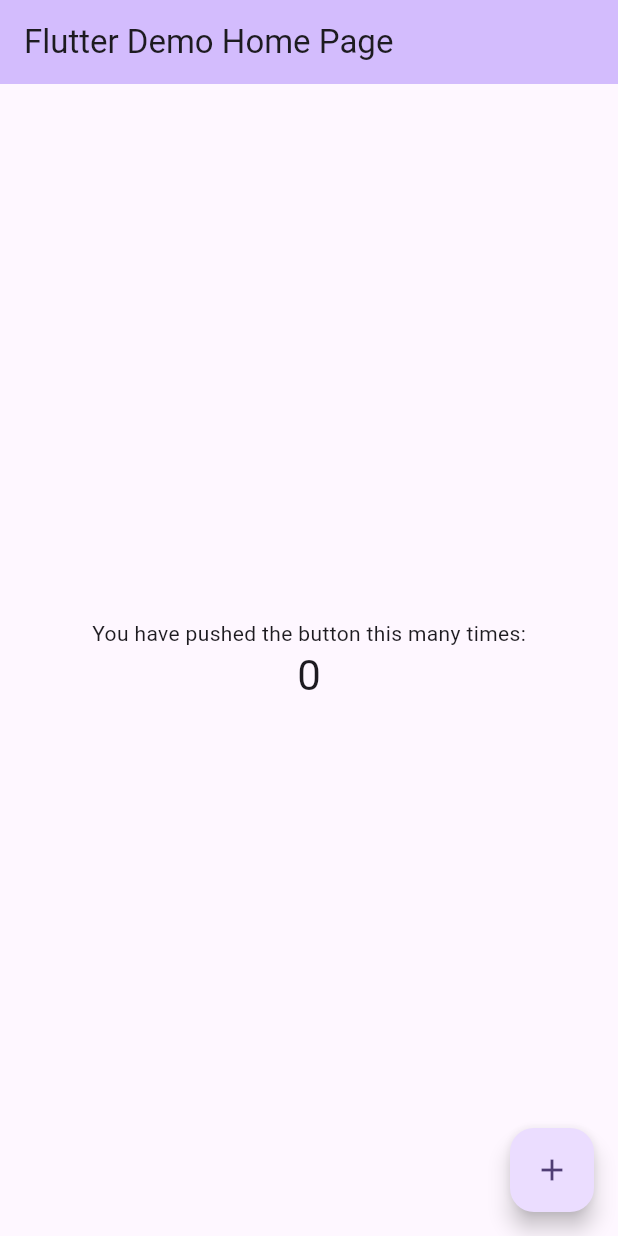
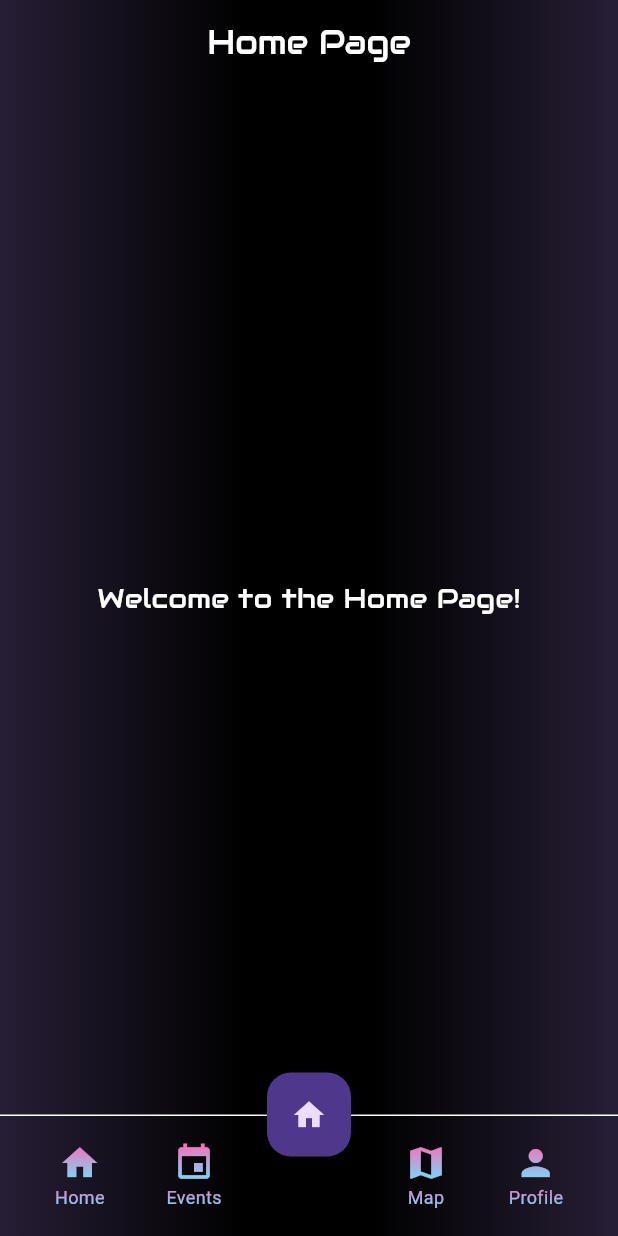
Before and after one commit to Student-Recreation-Center-CSE-RKV/abhiyanth-flutter, a Flutter app: the screen it shows after launch, on a phone screen of 412 x 824 dp. Run offline on Flutter 3.47's test engine with Material 3 defaults, Android fonts, the phone set to English and light mode, and no system bars.

Commit message:
add widgets for icon,text and gradient background

```diff
--- a/lib/main.dart
+++ b/lib/main.dart
@@ -1,4 +1,6 @@
+import 'package:abhiyanth/utilities/gradient_background.dart';
 import 'package:flutter/material.dart';
+import 'views/home_page.dart';
 
 void main() {
   runApp(const MyApp());
@@ -7,119 +9,15 @@ void main() {
 class MyApp extends StatelessWidget {
   const MyApp({super.key});
 
-  // This widget is the root of your application.
   @override
   Widget build(BuildContext context) {
     return MaterialApp(
-      title: 'Flutter Demo',
-      theme: ThemeData(
-        // This is the theme of your application.
-        //
-        // TRY THIS: Try running your application with "flutter run". You'll see
-        // the application has a purple toolbar. Then, without quitting the app,
-        // try changing the seedColor in the colorScheme below to Colors.green
-        // and then invoke "hot reload" (save your changes or press the "hot
-        // reload" button in a Flutter-supported IDE, or press "r" if you used
-        // the command line to start the app).
-        //
-        // Notice that the counter didn't reset back to zero; the application
-        // state is not lost during the reload. To reset the state, use hot
-        // restart instead.
-        //
-        // This works for code too, not just values: Most code changes can be
-        // tested with just a hot reload.
-        colorScheme: ColorScheme.fromSeed(seedColor: Colors.deepPurple),
-        useMaterial3: true,
+      debugShowCheckedModeBanner: false,
+      title: 'MVVM Architecture Example',
+      theme: ThemeData.dark().copyWith(
+        scaffoldBackgroundColor: Colors.black,
       ),
-      home: const MyHomePage(title: 'Flutter Demo Home Page'),
+      home: const HomePage(),
     );
   }
 }
-
-class MyHomePage extends StatefulWidget {
-  const MyHomePage({super.key, required this.title});
-
-  // This widget is the home page of your application. It is stateful, meaning
-  // that it has a State object (defined below) that contains fields that affect
-  // how it looks.
-
-  // This class is the configuration for the state. It holds the values (in this
-  // case the title) provided by the parent (in this case the App widget) and
-  // used by the build method of the State. Fields in a Widget subclass are
-  // always marked "final".
-
-  final String title;
-
-  @override
-  State<MyHomePage> createState() => _MyHomePageState();
-}
-
-class _MyHomePageState extends State<MyHomePage> {
-  int _counter = 0;
-
-  void _incrementCounter() {
-    setState(() {
-      // This call to setState tells the Flutter framework that something has
-      // changed in this State, which causes it to rerun the build method below
-      // so that the display can reflect the updated values. If we changed
-      // _counter without calling setState(), then the build method would not be
-      // called again, and so nothing would appear to happen.
-      _counter++;
-    });
-  }
-
-  @override
-  Widget build(BuildContext context) {
-    // This method is rerun every time setState is called, for instance as done
-    // by the _incrementCounter method above.
-    //
-    // The Flutter framework has been optimized to make rerunning build methods
-    // fast, so that you can just rebuild anything that needs updating rather
-    // than having to individually change instances of widgets.
-    return Scaffold(
-      appBar: AppBar(
-        // TRY THIS: Try changing the color here to a specific color (to
-        // Colors.amber, perhaps?) and trigger a hot reload to see the AppBar
-        // change color while the other colors stay the same.
-        backgroundColor: Theme.of(context).colorScheme.inversePrimary,
-        // Here we take the value from the MyHomePage object that was created by
-        // the App.build method, and use it to set our appbar title.
-        title: Text(widget.title),
-      ),
-      body: Center(
-        // Center is a layout widget. It takes a single child and positions it
-        // in the middle of the parent.
-        child: Column(
-          // Column is also a layout widget. It takes a list of children and
-          // arranges them vertically. By default, it sizes itself to fit its
-          // children horizontally, and tries to be as tall as its parent.
-          //
-          // Column has various properties to control how it sizes itself and
-          // how it positions its children. Here we use mainAxisAlignment to
-          // center the children vertically; the main axis here is the vertical
-          // axis because Columns are vertical (the cross axis would be
-          // horizontal).
-          //
-          // TRY THIS: Invoke "debug painting" (choose the "Toggle Debug Paint"
-          // action in the IDE, or press "p" in the console), to see the
-          // wireframe for each widget.
-          mainAxisAlignment: MainAxisAlignment.center,
-          children: <Widget>[
-            const Text(
-              'You have pushed the button this many times:',
-            ),
-            Text(
-              '$_counter',
-              style: Theme.of(context).textTheme.headlineMedium,
-            ),
-          ],
-        ),
-      ),
-      floatingActionButton: FloatingActionButton(
-        onPressed: _incrementCounter,
-        tooltip: 'Increment',
-        child: const Icon(Icons.add),
-      ), // This trailing comma makes auto-formatting nicer for build methods.
-    );
-  }
-}
--- /dev/null
+++ b/lib/utilities/gradient_background.dart
@@ -0,0 +1,28 @@
+import 'package:flutter/material.dart';
+
+class GradientBackground extends StatelessWidget {
+  final Widget child;
+
+  const GradientBackground({required this.child, super.key});
+
+  @override
+  Widget build(BuildContext context) {
+    return Container(
+      decoration: const BoxDecoration(
+        gradient: LinearGradient(
+          colors: [
+            Color(0xFF261E35), // Side color
+            Colors.black, // Center color
+            Colors.black, // Second black (extra stop)
+            Colors.black, // Third black (extra stop)
+            Color(0xFF261E35), // Side color
+          ],
+          begin: Alignment.centerLeft,
+          end: Alignment.centerRight,
+          stops: [0.005, 0.4, 0.5, 0.6, 0.995],
+        ),
+      ),
+      child: child,
+    );
+  }
+}
--- /dev/null
+++ b/lib/views/home_page.dart
@@ -0,0 +1,77 @@
+import 'package:flutter/material.dart';
+// import 'package:abhiyanth/view_model/navigation_view_model.dart';
+import 'package:abhiyanth/utilities/gradient_background.dart';
+import 'package:abhiyanth/widgets/gradient_icon.dart';
+import 'package:abhiyanth/widgets/gradient_text.dart';
+
+class HomePage extends StatelessWidget {
+  const HomePage({super.key});
+  Widget _buildNavItem(IconData icon, String label) {
+    return Column(
+      mainAxisSize: MainAxisSize.min,
+      children: [
+        GradientIcon(icon: icon, size: 28),
+        GradientText(text: label, size: 12),
+      ],
+    );
+  }
+
+  @override
+  Widget build(BuildContext context) {
+    // final navigationViewModel = NavigationViewModel();
+
+    return GradientBackground(
+      child: Scaffold(
+        backgroundColor: Colors.transparent,
+        appBar: AppBar(
+          backgroundColor: Colors.transparent,
+          title: const Text(
+            "Home Page",
+            style: TextStyle(color: Colors.white, fontFamily: "Audiowide"),
+          ),
+          centerTitle: true,
+          elevation: 0,
+        ),
+        body: const Center(
+          child: Text(
+            'Welcome to the Home Page!',
+            style: TextStyle(
+                color: Colors.white, fontSize: 18, fontFamily: "Audiowide"),
+          ),
+        ),
+        bottomNavigationBar: Container(
+          decoration: const BoxDecoration(
+            border: Border(
+              top: BorderSide(color: Colors.white, width: 1),
+            ),
+          ),
+          child: BottomAppBar(
+            color: Colors.transparent,
+            shape: const CircularNotchedRectangle(),
+            child: SizedBox(
+              height: 80,
+              child: Row(
+                mainAxisAlignment: MainAxisAlignment.spaceAround,
+                children: [
+                  _buildNavItem(Icons.home, 'Home'),
+                  _buildNavItem(Icons.event, 'Events'),
+                  const SizedBox(width: 40), // Space for the center button
+                  _buildNavItem(Icons.map, 'Map'),
+                  _buildNavItem(Icons.person, 'Profile'),
+                ],
+              ),
+            ),
+          ),
+        ),
+        floatingActionButton: FloatingActionButton(
+          onPressed: () {
+            print('Home Button Pressed');
+          },
+          tooltip: 'Home',
+          child: const Icon(Icons.home),
+        ),
+        floatingActionButtonLocation: FloatingActionButtonLocation.centerDocked,
+      ),
+    );
+  }
+}
--- /dev/null
+++ b/lib/widgets/gradient_icon.dart
@@ -0,0 +1,29 @@
+import 'package:flutter/material.dart';
+
+class GradientIcon extends StatelessWidget {
+  final IconData icon;
+  final double size;
+  final List<Color> gradientColors;
+
+  const GradientIcon({
+    super.key,
+    required this.icon,
+    this.size = 28.0,
+    this.gradientColors = const [Color(0xFFFF6AB7), Color(0xFF6AE4FF)],
+  });
+
+  @override
+  Widget build(BuildContext context) {
+    return ShaderMask(
+      shaderCallback: (Rect bounds) {
+        return LinearGradient(
+          colors: gradientColors,
+          begin: Alignment.topCenter,
+          end: Alignment.bottomCenter,
+        ).createShader(bounds);
+      },
+      blendMode: BlendMode.srcIn,
+      child: Icon(icon, size: size),
+    );
+  }
+}
--- /dev/null
+++ b/lib/widgets/gradient_text.dart
@@ -0,0 +1,29 @@
+import 'package:flutter/material.dart';
+
+class GradientText extends StatelessWidget {
+  final String text;
+  final double size;
+  final List<Color> gradientColors;
+
+  const GradientText({
+    super.key,
+    required this.text,
+    this.size = 28.0,
+    this.gradientColors = const [Color(0xFFFF6AB7), Color(0xFF6AE4FF)],
+  });
+
+  @override
+  Widget build(BuildContext context) {
+    return ShaderMask(
+      shaderCallback: (Rect bounds) {
+        return LinearGradient(
+          colors: gradientColors,
+          begin: Alignment.topCenter,
+          end: Alignment.bottomCenter,
+        ).createShader(bounds);
+      },
+      blendMode: BlendMode.srcIn,
+      child: Text(text, style: TextStyle(fontSize: size)),
+    );
+  }
+}
```
Also changed, not shown: pubspec.yaml (+4 -4 lines), assets/fonts/Audiowide-Regular.ttf (added).
